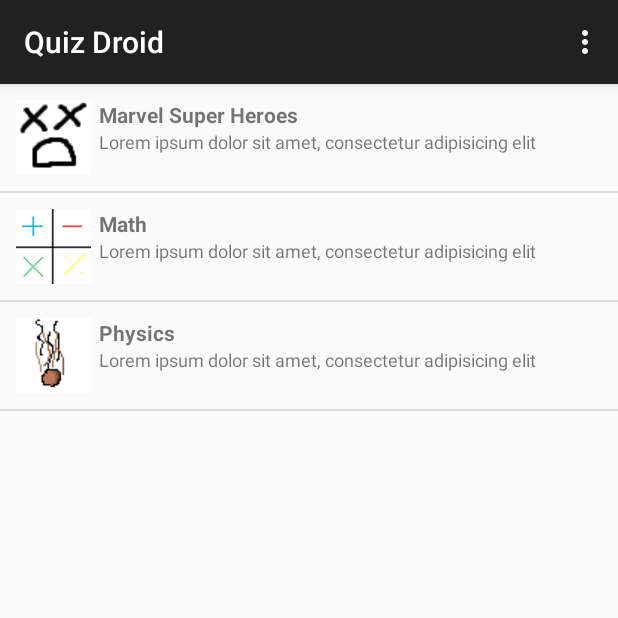
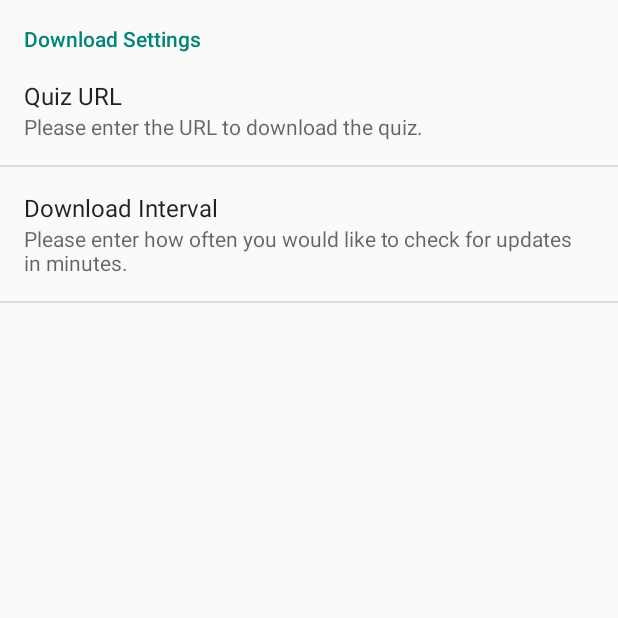
Before and after one commit to AaronChauUW/quizdroid, an Android app: the screen it shows after launch (MainActivity before the commit, SettingsActivity after it), in the options menu, after a tap on "Settings", on a phone screen of 412 x 824 dp, the top half of it. Run offline under Robolectric (Android 15) with nearby library versions, the phone set to English and light mode, and no system bars.

Commit message:
Added scheduled updates
Also converted queues of questionsto list.

```diff
--- a/app/build.gradle
+++ b/app/build.gradle
@@ -22,4 +22,5 @@
 dependencies {
     compile fileTree(dir: 'libs', include: ['*.jar'])
     compile 'com.android.support:appcompat-v7:21.0.3'
+    compile 'com.android.support:support-v4:21.0.3'
 }
--- a/app/src/main/java/edu/washington/chau93/quizdroid/MainActivity.java
+++ b/app/src/main/java/edu/washington/chau93/quizdroid/MainActivity.java
@@ -1,14 +1,20 @@
 package edu.washington.chau93.quizdroid;
 
+import android.app.AlarmManager;
+import android.app.PendingIntent;
+import android.content.Context;
 import android.content.Intent;
+import android.content.SharedPreferences;
+import android.preference.PreferenceFragment;
+import android.preference.PreferenceManager;
 import android.support.v7.app.ActionBarActivity;
 import android.os.Bundle;
+import android.util.Log;
 import android.view.Menu;
 import android.view.MenuItem;
 import android.view.View;
 import android.widget.AdapterView;
 import android.widget.ListView;
-import android.widget.SimpleAdapter;
 
 import java.util.ArrayList;
 import java.util.HashMap;
@@ -20,11 +26,19 @@
 
 
 public class MainActivity extends ActionBarActivity {
+    private final String TAG = "Quiz App";
+    private AlarmManager alarmMrg;
+    private PendingIntent pendingIntent;
 
     @Override
     protected void onCreate(final Bundle savedInstanceState) {
         super.onCreate(savedInstanceState);
+        Log.d(TAG, "on create");
         setContentView(R.layout.activity_main);
+
+        alarmMrg = (AlarmManager) getSystemService(Context.ALARM_SERVICE);
+
+        startScheduledUpdate();
 
         initQuizApp();
 
@@ -48,11 +62,11 @@
         }
 
         // Custom adapter
-        ArrayList<Topic> totspic = new ArrayList<Topic>();
-        totspic.addAll(topicRepo.getTopics().values());
+        ArrayList<Topic> topics = new ArrayList<Topic>();
+        topics.addAll(topicRepo.getTopics().values());
         CustomAdapter customAdapter = new CustomAdapter(
                 this,
-                totspic,
+                topics,
                 getResources()
         );
 
@@ -74,6 +88,26 @@
     }
 
 
+    private void startScheduledUpdate(){
+        Log.d(TAG, "Scheduling updates.");
+        SharedPreferences sharedPref = PreferenceManager.getDefaultSharedPreferences(this);
+
+        String url = sharedPref.getString("quiz_url", String.valueOf(R.string.default_quiz_url));
+        int interval = Integer.parseInt(sharedPref.getString("download_interval", "30"));
+        long time = interval * 60 * 1000;
+
+        Intent intent = new Intent(this, Updater.class);
+        intent.putExtra("quiz_url", url);
+        pendingIntent = PendingIntent.getBroadcast(this, 0, intent, 0);
+
+        alarmMrg.setInexactRepeating(
+                AlarmManager.ELAPSED_REALTIME_WAKEUP,
+                0, time,
+                pendingIntent
+        );
+    }
+
+
     @Override
     public boolean onCreateOptionsMenu(Menu menu) {
         // Inflate the menu; this adds items to the action bar if it is present.
@@ -90,9 +124,19 @@
 
         //noinspection SimplifiableIfStatement
         if (id == R.id.action_settings) {
+            startActivity(new Intent(this, SettingsActivity.class));
             return true;
         }
 
         return super.onOptionsItemSelected(item);
     }
+
+    @Override
+    protected void onDestroy() {
+        super.onDestroy();
+
+        // Cnacel the update checks if user closes app.
+        if(alarmMrg != null) alarmMrg.cancel(pendingIntent);
+        if(pendingIntent != null) pendingIntent.cancel();
+    }
 }
--- /dev/null
+++ b/app/src/main/java/edu/washington/chau93/quizdroid/SettingsActivity.java
@@ -0,0 +1,43 @@
+package edu.washington.chau93.quizdroid;
+
+import android.app.Activity;
+import android.support.v7.app.ActionBarActivity;
+import android.os.Bundle;
+import android.view.Menu;
+import android.view.MenuItem;
+
+
+public class SettingsActivity extends Activity {
+
+    @Override
+    protected void onCreate(Bundle savedInstanceState) {
+        super.onCreate(savedInstanceState);
+
+        getFragmentManager().beginTransaction()
+                .replace(android.R.id.content, new SettingsFragment())
+                .commit();
+    }
+
+
+    @Override
+    public boolean onCreateOptionsMenu(Menu menu) {
+        // Inflate the menu; this adds items to the action bar if it is present.
+        getMenuInflater().inflate(R.menu.menu_settings, menu);
+        return true;
+    }
+
+    @Override
+    public boolean onOptionsItemSelected(MenuItem item) {
+        // Handle action bar item clicks here. The action bar will
+        // automatically handle clicks on the Home/Up button, so long
+        // as you specify a parent activity in AndroidManifest.xml.
+        int id = item.getItemId();
+
+        //noinspection SimplifiableIfStatement
+        if (id == R.id.action_settings) {
+            return true;
+        }
+
+        return super.onOptionsItemSelected(item);
+    }
+}
--- /dev/null
+++ b/app/src/main/java/edu/washington/chau93/quizdroid/SettingsFragment.java
@@ -0,0 +1,31 @@
+package edu.washington.chau93.quizdroid;
+
+import android.content.SharedPreferences;
+import android.os.Bundle;
+import android.preference.CheckBoxPreference;
+import android.preference.Preference;
+import android.preference.PreferenceFragment;
+
+/**
+ * Created by Aaron on 2/22/2015.
+ */
+public class SettingsFragment extends PreferenceFragment implements SharedPreferences.OnSharedPreferenceChangeListener {
+    @Override
+    public void onCreate(Bundle savedInstanceState){
+        super.onCreate(savedInstanceState);
+
+        addPreferencesFromResource(R.xml.preferences);
+    }
+
+    @Override
+    public void onSharedPreferenceChanged(SharedPreferences sharedPreferences, String key) {
+        Preference pref = findPreference(key);
+
+        if(pref instanceof CheckBoxPreference){
+            CheckBoxPreference checkBoxPref = (CheckBoxPreference) pref;
+            if(checkBoxPref.getTitle().equals("Check For Updates")){
+
+            }
+        }
+    }
+}
--- a/app/src/main/java/edu/washington/chau93/quizdroid/domains/Topic.java
+++ b/app/src/main/java/edu/washington/chau93/quizdroid/domains/Topic.java
@@ -1,6 +1,7 @@
 package edu.washington.chau93.quizdroid.domains;
 
 import java.io.Serializable;
+import java.util.List;
 import java.util.Queue;
 
 /**
@@ -8,19 +9,19 @@
  */
 public class Topic implements Serializable {
     private String title, longDescription, shortDescription, image;
-    private Queue<Question> questions;
+    private List<Question> questions2;
 
     public Topic(String title, String longDescription, String shortDescription,
-                 Queue<Question> questions){
+                 List<Question> questions){
         this(title, longDescription, shortDescription, questions, "default_icon");
     }
 
     public Topic(String title, String longDescription, String shortDescription,
-                 Queue<Question> questions, String image){
+                 List<Question> questions, String image){
         this.title = title;
         this.longDescription = longDescription;
         this.shortDescription = shortDescription;
-        this.questions = questions;
+        this.questions2 = questions;
         this.image = image;
     }
 
@@ -40,7 +41,7 @@
         return shortDescription;
     }
 
-    public Queue<Question> getQuestions() {
-        return questions;
+    public List<Question> getQuestions() {
+        return questions2;
     }
 }
--- a/app/src/main/java/edu/washington/chau93/quizdroid/managers/QuizManager.java
+++ b/app/src/main/java/edu/washington/chau93/quizdroid/managers/QuizManager.java
@@ -3,11 +3,7 @@
 import android.util.Log;
 
 import java.io.Serializable;
-import java.lang.reflect.Array;
-import java.util.ArrayList;
-import java.util.LinkedList;
 import java.util.List;
-import java.util.Queue;
 
 import edu.washington.chau93.quizdroid.QuizApp;
 import edu.washington.chau93.quizdroid.domains.Question;
@@ -19,40 +15,37 @@
 public class QuizManager implements Serializable {
     private final String TAG = "Quiz Manager";
 
-    private int totalQuestions;
     private int score;
-    private String topic;
-    private Queue<Question> questions;
+    private List<Question> questions;
+    private int index;
     private Topic topicObj;
 
     public QuizManager(String topic){
-        this.topic = topic;
+        this.index = 0;
         this.topicObj = QuizApp.getTopicRepo().getTopic(topic);
-        this.questions = new LinkedList<Question>();
-        questions.addAll(topicObj.getQuestions());
-        this.totalQuestions = questions.size();
+        this.questions = topicObj.getQuestions();
         this.score = 0;
     }
 
     // Get the question at the current question number
     public String getQuestion(){
-        return questions.peek().getQuestion();
+        return questions.get(index).getQuestion();
     }
 
     // Get the choices at the current question number
     public List<String> getChoices(){
-        return questions.peek().getChoices();
+        return questions.get(index).getChoices();
     }
 
     // Get the answer to the current question.
     public int getAnswer(){
-        return questions.peek().getAnswer();
+        return questions.get(index).getAnswer();
     }
 
     // Increment question number count
     public void nextQuestion(){
         if(hasNextQuestion()) {
-            questions.remove();
+            index++;
         } else {
             Log.d(TAG, "There are no more questions. Finish the quiz already!");
         }
@@ -70,17 +63,17 @@
 
     // Check if there are still questions to ask
     public boolean hasNextQuestion(){
-        return questions.size() > 0;
+        return index < questions.size();
     }
 
     // Getter for question index
     public int getQuestionNumber() {
-        return totalQuestions - questions.size();
+        return index;
     }
 
     // Get question count
     public int getTotalQuestions() {
-        return totalQuestions;
+        return questions.size();
     }
 
     // Get Long Description
--- a/app/src/main/java/edu/washington/chau93/quizdroid/repositories/TopicRepository.java
+++ b/app/src/main/java/edu/washington/chau93/quizdroid/repositories/TopicRepository.java
@@ -70,7 +70,7 @@
 
     private String longDescription;
     private String shortDescription;
-    private Queue<Question> questions;
+    private List<Question> questions;
 
     private void makeLongD(){
         longDescription =
--- /dev/null
+++ b/app/src/main/res/menu/menu_settings.xml
@@ -0,0 +1,7 @@
+<menu xmlns:android="http://schemas.android.com/apk/res/android"
+    xmlns:app="http://schemas.android.com/apk/res-auto"
+    xmlns:tools="http://schemas.android.com/tools"
+    tools:context="edu.washington.chau93.quizdroid.SettingsActivity">
+    <item android:id="@+id/action_settings" android:title="@string/action_settings"
+        android:orderInCategory="100" app:showAsAction="never" />
+</menu>
--- a/app/src/main/res/values/strings.xml
+++ b/app/src/main/res/values/strings.xml
@@ -9,5 +9,8 @@
     <string name="title_activity_results">ResultsActivity</string>
     <string name="title_activity_final_results">FinalResultsActivity</string>
     <string name="title_activity_quiz">QuizActivity</string>
+    <string name="title_activity_preference">Preferences</string>
+    <string name="title_activity_settings">SettingsActivity</string>
+    <string name="default_quiz_url">http://tednewardsandbox.site44.com/questions.json</string>
 
 </resources>
--- /dev/null
+++ b/app/src/main/res/xml/preferences.xml
@@ -0,0 +1,29 @@
+<?xml version="1.0" encoding="utf-8"?>
+<PreferenceScreen xmlns:android="http://schemas.android.com/apk/res/android">
+    <PreferenceCategory
+        android:title="Download Settings"
+        android:summary="Enter settings for the download settings.">
+
+        <!--<CheckBoxPreference-->
+            <!--android:title="Check For Updates"-->
+            <!--android:key="check_updates"-->
+            <!--android:summary="Check if you want Quiz App to check for quiz updates."-->
+            <!--android:defaultValue="true"/>-->
+
+        <EditTextPreference
+            android:title="Quiz URL"
+            android:key="quiz_url"
+            android:summary="Please enter the URL to download the quiz."
+            android:defaultValue="http://tednewardsandbox.site44.com/questions.json"/>
+
+        <EditTextPreference
+            android:title="Download Interval"
+            android:key="download_interval"
+            android:summary="Please enter how often you would like to check for updates in minutes."
+            android:numeric="integer"
+            android:defaultValue="30"
+            android:hint="Please enter in minutes."/>
+
+    </PreferenceCategory>
+
+</PreferenceScreen>
```
Also changed, not shown: app/src/main/AndroidManifest.xml (+8 -2 lines), app/src/main/java/edu/washington/chau93/quizdroid/Updater.java (added, +32 -0 lines), app/src/main/res/layout/activity_settings.xml (added, +12 -0 lines), 6 other files.
